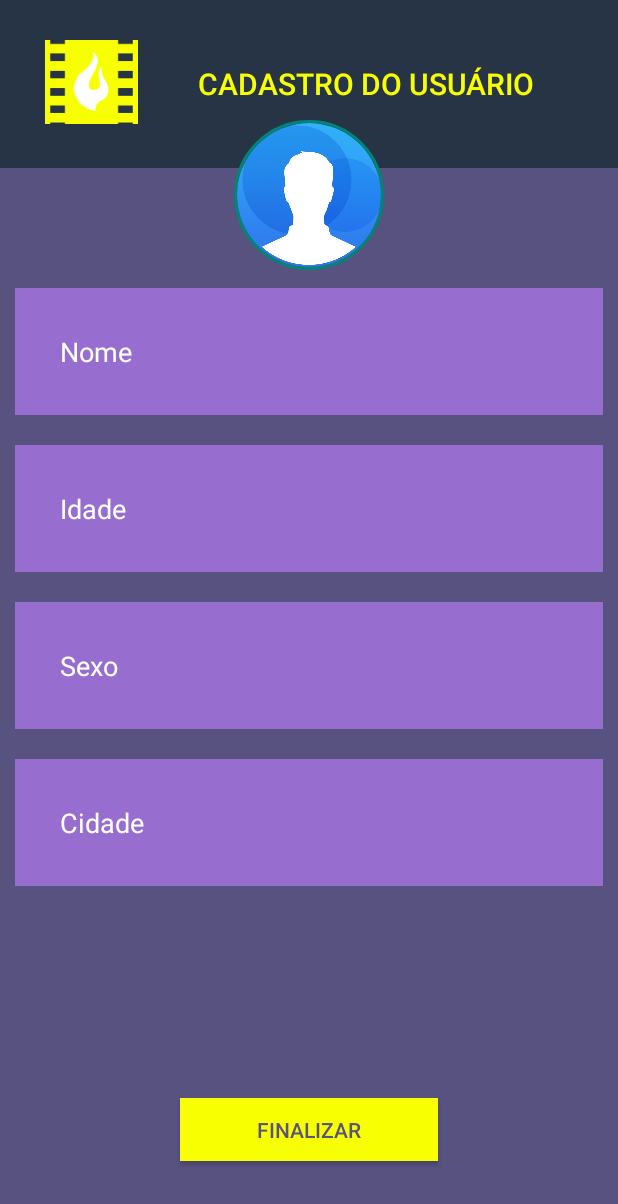
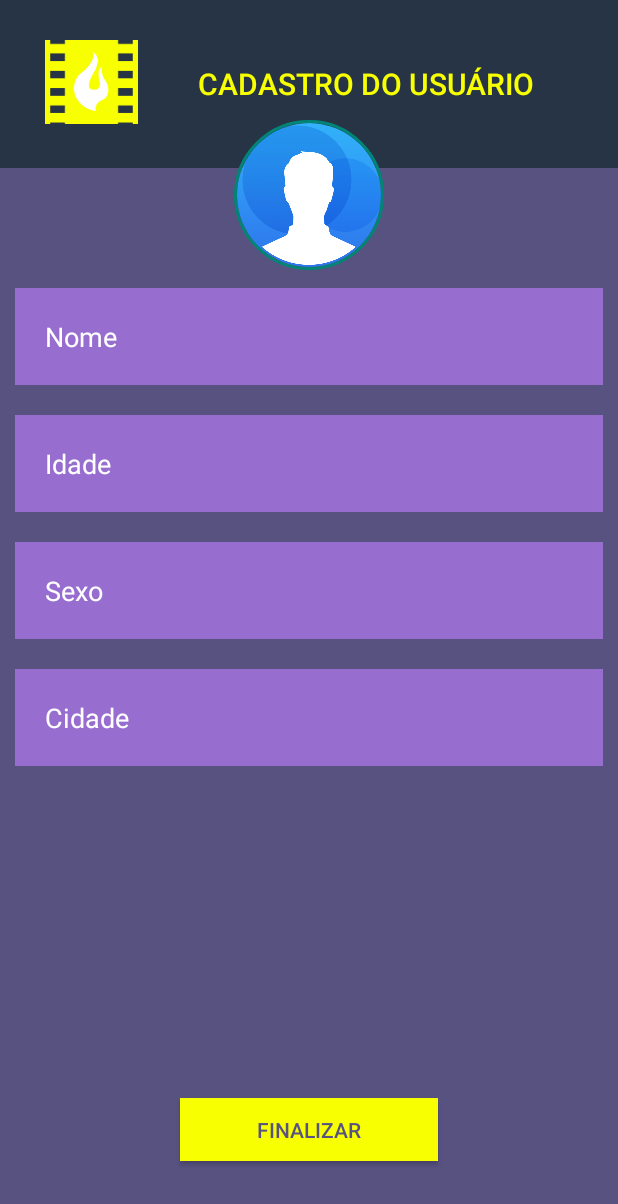
Before and after one commit to percivalli/MovieMatch, an Android app: the layout cadastro_inicial.xml on its own in the app's theme, with its tools: preview values and no code run, on a phone screen of 412 x 824 dp. Shown: the top 1204 px of the screen. Run offline under Robolectric (Android 15) with nearby library versions, the light colour scheme and no system bars.

Commit message:
Atualização XML Cadastro

```diff
--- a/app/src/main/res/layout/cadastro_inicial.xml
+++ b/app/src/main/res/layout/cadastro_inicial.xml
@@ -41,7 +41,7 @@
         android:layout_marginEnd="10dp"
         android:background="#976DD0"
         android:inputType="text"
-        android:padding="30dp"
+        android:padding="20dp"
         android:hint="@string/nome"
         android:textColorHint="#ffffff" />
 
@@ -54,7 +54,7 @@
         android:layout_marginEnd="10dp"
         android:background="#976DD0"
         android:inputType="number"
-        android:padding="30dp"
+        android:padding="20dp"
         android:hint="@string/idade"
         android:textColorHint="#ffffff" />
 
@@ -67,7 +67,7 @@
         android:layout_marginEnd="10dp"
         android:background="#976DD0"
         android:inputType="text"
-        android:padding="30dp"
+        android:padding="20dp"
         android:hint="@string/sexo"
         android:textColorHint="#ffffff" />
 
@@ -80,7 +80,7 @@
         android:layout_marginEnd="10dp"
         android:background="#976DD0"
         android:inputType="text"
-        android:padding="30dp"
+        android:padding="20dp"
         android:hint= "@string/cidade"
         android:textColorHint="#ffffff" />
 
```
